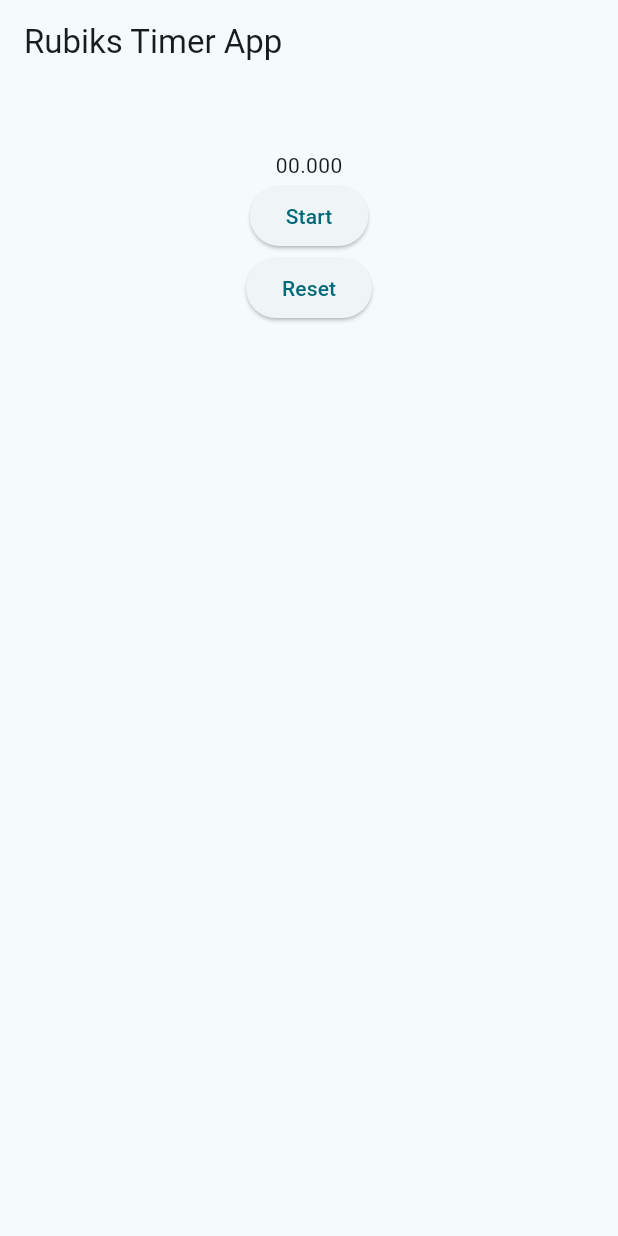
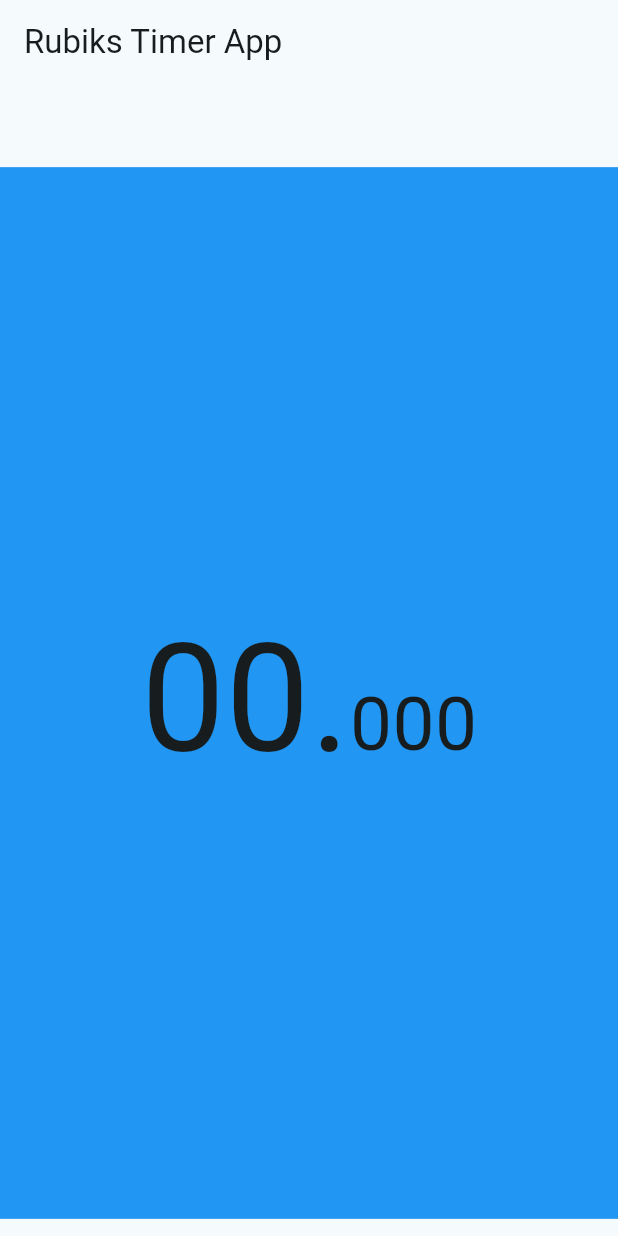
Before and after one commit to HectorZR/rubik-history-app, a Flutter app: the screen it shows after launch, on a phone screen of 412 x 824 dp. Run offline on Flutter 3.47's test engine with Material 2 defaults, Android fonts, the phone set to English and light mode, and no system bars.

Commit message:
Added Time widget

```diff
--- a/lib/main.dart
+++ b/lib/main.dart
@@ -1,6 +1,5 @@
 import 'package:flutter/material.dart';
 import 'package:flutter/services.dart';
-// import 'package:flutter/services.dart';
 import 'package:mobile_app/screens/home/Home.dart';
 
 void main() {
@@ -12,13 +11,13 @@ void main() {
 class RubiksTimerApp extends StatelessWidget {
   const RubiksTimerApp({super.key});
 
-  // This widget is the root of your application.
   @override
   Widget build(BuildContext context) {
     return MaterialApp(
       title: 'Rubiks Cube Timer',
       theme: ThemeData(
-        colorScheme: ColorScheme.fromSeed(seedColor: Colors.cyan),
+        colorScheme: ColorScheme.fromSeed(
+            seedColor: Colors.cyan, background: Colors.cyan),
         useMaterial3: true,
       ),
       home: const Home(),
--- a/lib/screens/home/widgets/stop_watch/stop_watch.dart
+++ b/lib/screens/home/widgets/stop_watch/stop_watch.dart
@@ -1,5 +1,6 @@
 import 'package:flutter/material.dart';
 import 'dart:async';
+import 'package:mobile_app/screens/home/widgets/stop_watch/widgets/time.dart';
 
 class StopWatch extends StatefulWidget {
   const StopWatch({Key? key}) : super(key: key);
@@ -13,19 +14,20 @@ class _StopWatchState extends State<StopWatch> {
   Duration _duration = const Duration();
   late Timer timer;
 
-  void _handleStopwatch() {
+  void _startStopwatch() {
     setState(() {
-      if (_isTimeRunning) {
-        _isTimeRunning = false;
-        return;
-      }
-
       timer = Timer.periodic(const Duration(milliseconds: 1), (_) {
         _handleStopwatchTick();
       });
       _isTimeRunning = true;
 
       _resetStopwatch();
+    });
+  }
+
+  void _stopStopwatch() {
+    setState(() {
+      _isTimeRunning = false;
     });
   }
 
@@ -45,33 +47,14 @@ class _StopWatchState extends State<StopWatch> {
     });
   }
 
-  String _getTime() {
-    final String minutesString = _duration.inMinutes.toString().padLeft(2, '0');
-    final String secondsString =
-        (_duration.inSeconds % 60).toString().padLeft(2, '0');
-    final String milisecondsString =
-        (_duration.inMilliseconds % 1000).toString().padLeft(3, '0');
-    String time = '';
-
-    if (_duration.inMinutes == 0) {
-      time = '$secondsString.$milisecondsString';
-    } else {
-      time = '$minutesString:$secondsString.$milisecondsString';
-    }
-
-    return time;
-  }
-
   @override
   Widget build(BuildContext context) {
     return Center(
-        child: Column(children: [
-      Text(_getTime()),
-      ElevatedButton(
-        onPressed: _handleStopwatch,
-        child: Text(_isTimeRunning ? 'Stop' : 'Start'),
-      ),
-      ElevatedButton(onPressed: _resetStopwatch, child: const Text('Reset'))
-    ]));
+      child: Time(
+          duration: _duration,
+          onStartStopwatch: _startStopwatch,
+          onStopStopwatch: _stopStopwatch,
+          onResetStopwatch: () => _resetStopwatch()),
+    );
   }
 }
--- /dev/null
+++ b/lib/screens/home/widgets/stop_watch/widgets/time.dart
@@ -0,0 +1,55 @@
+import 'package:flutter/material.dart';
+
+class Time extends StatelessWidget {
+  const Time(
+      {Key? key,
+      required this.duration,
+      required this.onStartStopwatch,
+      required this.onStopStopwatch,
+      required this.onResetStopwatch})
+      : super(key: key);
+
+  final Duration duration;
+  final Function onStopStopwatch;
+  final Function onStartStopwatch;
+  final Function onResetStopwatch;
+
+  String _getMinutes() {
+    if (duration.inMinutes == 0) return '';
+
+    return '${duration.inMinutes.toString().padLeft(2, '0')}:';
+  }
+
+  String _getSeconds() {
+    return '${(duration.inSeconds % 60).toString().padLeft(2, '0')}.';
+  }
+
+  String _getMilliseconds() {
+    return (duration.inMilliseconds % 1000).toString().padLeft(3, '0');
+  }
+
+  @override
+  Widget build(BuildContext context) {
+    return GestureDetector(
+        onTap: () => onStopStopwatch(),
+        onLongPressEnd: (_) => onStartStopwatch(),
+        onDoubleTap: () => onResetStopwatch(),
+        child: Container(
+            padding: EdgeInsets.symmetric(
+                vertical: MediaQuery.of(context).size.height * 0.334),
+            color: Colors.blue,
+            child: Row(
+              mainAxisAlignment: MainAxisAlignment.center,
+              crossAxisAlignment: CrossAxisAlignment.baseline,
+              textBaseline: TextBaseline.alphabetic,
+              children: [
+                Text(_getMinutes(), style: const TextStyle(fontSize: 100)),
+                Text(_getSeconds(), style: const TextStyle(fontSize: 100)),
+                Text(
+                  _getMilliseconds(),
+                  style: const TextStyle(fontSize: 50),
+                ),
+              ],
+            )));
+  }
+}
```
